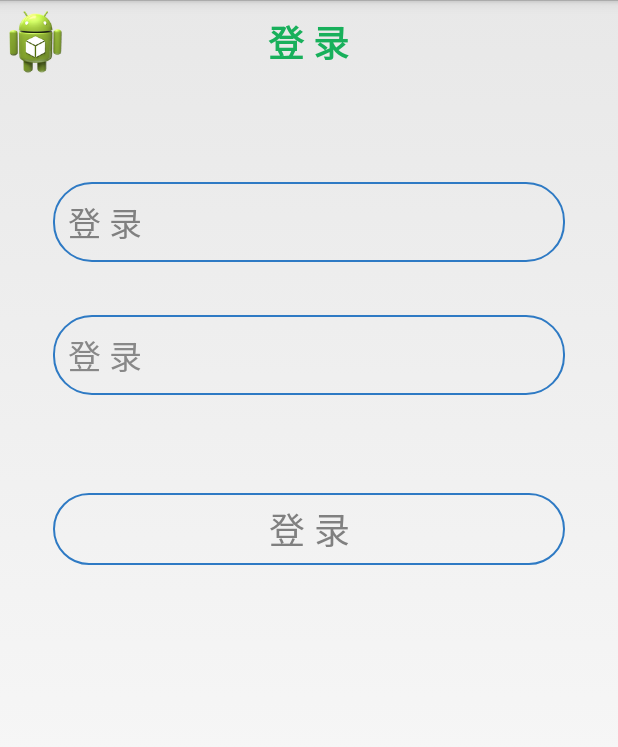
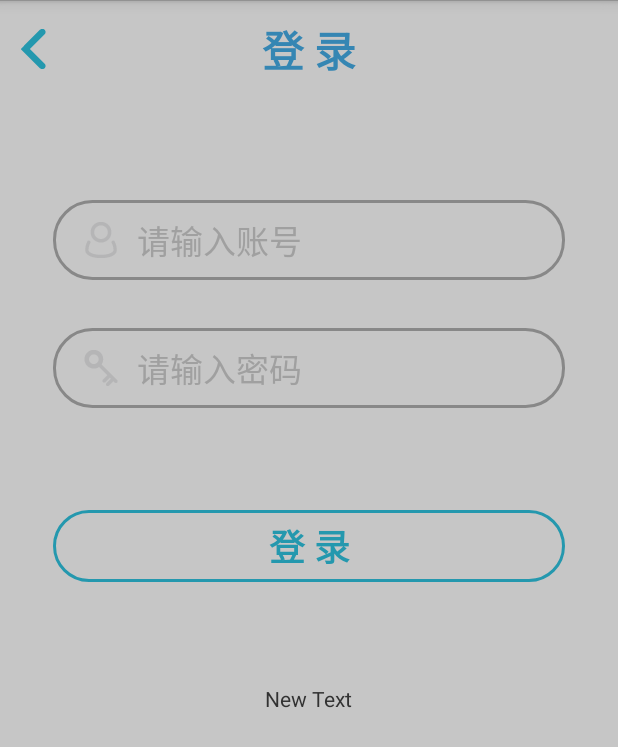
Before and after one commit to penghaitao918/ACMerHome-Client, an Android app: the LoginActivity screen opened directly, with no data from a screen before it, on a phone screen of 412 x 824 dp. Shown: the top 747 px of the screen. Run offline under Robolectric (Android 15) with nearby library versions, the phone set to English and light mode, and no system bars.

Commit message:
# 登录UI

```diff
--- a/app/src/main/java/com/xiaotao/acmfamily/activity/LoginActivity.java
+++ b/app/src/main/java/com/xiaotao/acmfamily/activity/LoginActivity.java
@@ -1,10 +1,13 @@
 package com.xiaotao.acmfamily.activity;
 
+import android.content.Intent;
 import android.os.Bundle;
 import android.os.Handler;
+import android.view.View;
 
 import com.xiaotao.acmfamily.R;
 import com.xiaotao.acmfamily.base.BaseActivity;
+import com.xiaotao.acmfamily.test.TestActivity;
 
 /**
  * 　 　　   へ　　　 　／|
@@ -32,4 +35,17 @@ public class LoginActivity extends BaseActivity {
         setContentView(R.layout.activity_login);
     }
 
+    private void init(){
+
+    }
+
+    public void loginOnClick(View view) {
+        switch (view.getId()) {
+            case R.id.textView2:
+                Intent loginIntent = new Intent(LoginActivity.this, TestActivity.class);
+                startActivity(loginIntent);
+                break;
+        }
+    }
+
 }
--- a/app/src/main/java/com/xiaotao/acmfamily/activity/WelcomeActivity.java
+++ b/app/src/main/java/com/xiaotao/acmfamily/activity/WelcomeActivity.java
@@ -54,7 +54,7 @@ public class WelcomeActivity extends BaseActivity
 		startService(intent);
 		/** 设置透明度渐变动画 */
 		animation = new AlphaAnimation(0, 1);
-		animation.setDuration(4000);//设置动画持续时间
+		animation.setDuration(3000);//设置动画持续时间
 		layout.setAnimation(animation);
 	}
 
--- /dev/null
+++ b/app/src/main/res/drawable/btn_login_login.xml
@@ -0,0 +1,15 @@
+<?xml version="1.0" encoding="utf-8"?>
+<selector xmlns:android="http://schemas.android.com/apk/res/android">
+    <item android:state_pressed="false">
+        <shape>
+            <corners android:radius="25dp"/>
+            <stroke android:width="2dp" android:color="@color/blue0"/>
+        </shape>
+    </item>
+    <item android:state_pressed="true">
+        <shape>
+            <corners android:radius="25dp"/>
+            <stroke android:width="3dp" android:color="@color/blue"/>
+        </shape>
+    </item>
+</selector>
--- a/app/src/main/res/drawable/edit_login.xml
+++ b/app/src/main/res/drawable/edit_login_login.xml
@@ -1,17 +1,15 @@
 <?xml version="1.0" encoding="utf-8"?>
 <selector xmlns:android="http://schemas.android.com/apk/res/android">
-    <item android:state_checked="false">
+    <item android:state_focused="false">
         <shape>
-            <stroke android:width="1dp"
-                android:color="@color/blue"/>
             <corners android:radius="25dp"/>
+            <stroke android:width="2dp" android:color="@color/gray"/>
         </shape>
     </item>
-    <item android:state_checked="true">
+    <item android:state_focused="true">
         <shape>
-            <stroke android:width="1dp"
-                android:color="@color/white_green"/>
             <corners android:radius="25dp"/>
+            <stroke android:width="2dp" android:color="@color/blue0"/>
         </shape>
     </item>
 </selector>
--- a/app/src/main/res/layout/activity_login.xml
+++ b/app/src/main/res/layout/activity_login.xml
@@ -13,18 +13,19 @@
             android:layout_width="wrap_content"
             android:layout_height="wrap_content"
             android:text="@string/login"
-            android:textSize="24dp"
+            android:textSize="28dp"
             android:textStyle="bold"
-            android:layout_margin="10dp"
-            android:textColor="@color/white_green"
+            android:layout_margin="12dp"
+            android:textColor="@color/blue1"
             android:layout_centerVertical="true"
             android:layout_centerHorizontal="true" />
 
         <ImageButton
             android:layout_width="wrap_content"
             android:layout_height="wrap_content"
-            android:id="@+id/imageButton"
-            android:background="@drawable/ic_launcher"
+            android:id="@+id/backButton"
+            android:layout_marginLeft="14dp"
+            android:background="@drawable/title_back"
             android:layout_centerVertical="true"
             android:layout_alignParentStart="true" />
 
@@ -41,42 +42,70 @@
             android:layout_width="match_parent"
             android:layout_height="match_parent"
             android:layout_centerVertical="true"
-            android:layout_centerHorizontal="true">
+            android:layout_centerHorizontal="true"
+            android:focusable="true"
+            android:focusableInTouchMode="true">
 
             <EditText
-                android:id="@+id/editText"
-                android:hint="@string/login"
+                android:id="@+id/accountEdit"
+                android:hint="@string/accountHint"
                 android:textSize="22dp"
-                android:padding="10dp"
-                android:layout_marginTop="30dp"
+                android:paddingTop="10dp"
+                android:paddingLeft="20dp"
+                android:paddingBottom="10dp"
+                android:drawablePadding="12dp"
+                android:inputType="textAutoComplete"
+                android:textColor="@color/gray"
+                android:textColorHint="@color/text_hint"
+                android:drawableLeft="@drawable/icon_account"
+                android:layout_marginTop="32dp"
                 android:layout_width="match_parent"
                 android:layout_height="wrap_content"
-                android:background="@drawable/edit_login"
+                android:background="@drawable/edit_login_login"
                 android:layout_gravity="center_horizontal" />
 
             <EditText
-                android:id="@+id/editText2"
-                android:hint="@string/login"
+                android:id="@+id/passwardEdit"
+                android:hint="@string/passwordHint"
                 android:textSize="22dp"
-                android:padding="10dp"
-                android:layout_marginTop="35dp"
-                android:textColorHint="@color/gray"
+                android:paddingTop="10dp"
+                android:paddingLeft="20dp"
+                android:paddingBottom="10dp"
+                android:drawablePadding="12dp"
+                android:inputType="textPassword"
+                android:textColor="@color/gray"
+                android:textColorHint="@color/text_hint"
+                android:drawableLeft="@drawable/icon_pwd"
+                android:layout_marginTop="32dp"
                 android:layout_width="match_parent"
                 android:layout_height="wrap_content"
-                android:background="@drawable/edit_login"
+                android:background="@drawable/edit_login_login"
                 android:layout_gravity="center_horizontal" />
 
             <Button
-                android:id="@+id/button"
-                android:hint="@string/login"
+                android:id="@+id/loginButton"
+                android:text="@string/login"
                 android:textSize="24dp"
-                android:layout_marginTop="65dp"
+                android:textStyle="bold"
+                android:textColor="@color/blue0"
+                android:layout_marginTop="68dp"
                 android:layout_width="match_parent"
                 android:layout_height="wrap_content"
-                android:background="@drawable/edit_login"
+                android:background="@drawable/btn_login_login"
                 android:layout_gravity="center_horizontal" />
+<!--todo 添加text注册-->
+            <TextView
+                android:id="@+id/textView2"
+                android:layout_width="wrap_content"
+                android:layout_height="wrap_content"
+                android:text="New Text"
+                android:layout_marginTop="68dp"
+                android:clickable="true"
+                android:onClick="loginOnClick"
+                android:layout_gravity="center_horizontal" />
+
         </LinearLayout>
+
     </RelativeLayout>
 
-
 </LinearLayout>
--- a/app/src/main/res/layout/activity_welcome.xml
+++ b/app/src/main/res/layout/activity_welcome.xml
@@ -28,7 +28,7 @@
 
                 <Button
                     android:id="@+id/loginButton"
-                    android:background="@drawable/btn_login"
+                    android:background="@drawable/btn_welcome_login"
                     android:text="@string/login"
                     android:textColor="@color/white"
                     android:paddingLeft="40dp"
@@ -48,7 +48,7 @@
 
                 <Button
                     android:id="@+id/registerButton"
-                    android:background="@drawable/btn_register"
+                    android:background="@drawable/btn_welcome_register"
                     android:text="@string/register"
                     android:textColor="@color/black"
                     android:paddingLeft="40dp"
--- a/app/src/main/res/values/colors.xml
+++ b/app/src/main/res/values/colors.xml
@@ -11,13 +11,18 @@
     <color name="white">#ffffffff</color>
     <color name="white_">#dcdfe0</color>
 
+    <color name="blue">#ff1eb4ff</color>
+    <color name="blue_">#ff04abff</color>
+    <color name="blue0">#ff2498ae</color>
+    <color name="blue1">#3586b3</color>
+
     <color name="black">#ff000000</color>
-    <color name="text_hint">#ffa89d87</color>
+    <color name="text_hint">#a0a0a0</color>
 
     <color name="white_green">#18b05b</color>
 
-    <color name="tab_blue">#ff04abff</color>
-    <color name="text_blue">#ff1eb4ff</color>
+
+
     <color name="text_checked">#ff737373</color>
     <color name="page">#c6c6c6</color>
 
@@ -31,7 +36,6 @@
     <color name="gray">#ff888888</color>
     <color name="black_grey">#83000000</color>
     <color name="font_value">#ff2f2f2f</color>
-    <color name="blue">#ff2e7ac4</color>
     <color name="white_blue">#ff56c6ff</color>
     <color name="green0">#ff18b151</color>
 
--- a/app/src/main/res/values/strings.xml
+++ b/app/src/main/res/values/strings.xml
@@ -3,9 +3,11 @@
 
     <string name="app_name">ACMFamily</string>
     <string name="send">发送</string>
-    <string name="hello_world">Hello world!</string>
 
     <string name="login">登 录</string>
     <string name="register">注 册</string>
 
+    <string name="accountHint">请输入账号</string>
+    <string name="passwordHint">请输入密码</string>
+
 </resources>
--- a/app/src/main/res/values/styles.xml
+++ b/app/src/main/res/values/styles.xml
@@ -1,8 +1,14 @@
 <resources>
 
     <!-- Base application theme. -->
-    <style name="AppTheme" parent="android:Theme.Holo.Light.DarkActionBar">
-        <!-- Customize your theme here. -->
+    <style name="AppBaseTheme" parent="android:Theme.Holo.Light.DarkActionBar">
+    </style>
+
+
+    <!-- Customize your theme here. -->
+    <style name="AppTheme" parent="AppBaseTheme" >
+        <item name="android:windowNoTitle">true</item>
+        <item name="android:windowBackground">@color/page</item>
     </style>
 
     <!-- menu_pop_up 弹窗样式 -->
```
Also changed, not shown: app/src/main/res/drawable-hdpi/icon_account.png (added), app/src/main/res/drawable-hdpi/icon_pwd.png (added), app/src/main/res/drawable-hdpi/title_back.png (added), app/src/main/res/drawable-mdpi/icon_account.png (added), app/src/main/res/drawable-mdpi/icon_pwd.png (added), app/src/main/res/drawable/btn_welcome_login.xml (renamed from app/src/main/res/drawable/btn_login.xml), app/src/main/res/drawable/btn_welcome_register.xml (renamed from app/src/main/res/drawable/btn_register.xml).
